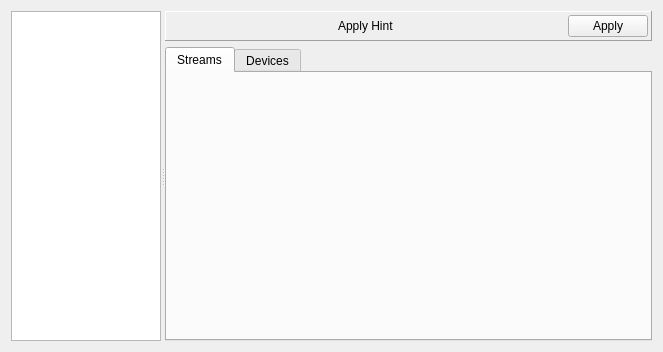
Old version of the form client/portswindow.ui in the repository pstavirs/ostinato.
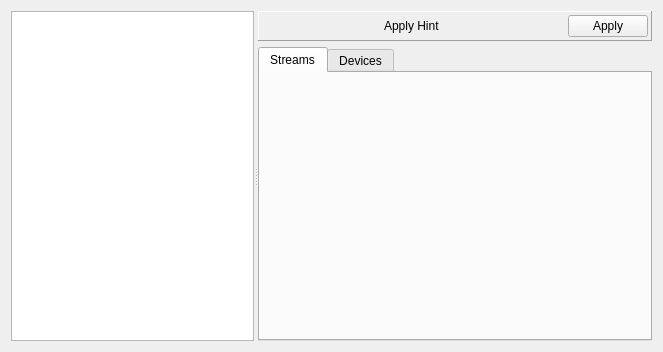
New version of the form. Icons and pictures are not drawn. Custom widgets are drawn as their Qt base class.

Commit message:
Increase default width of port list pane
The list and detail panes were currently set to 1:2, so that the list
pane is 1/3rd the width. But for some reason it is not working like I
expect it to work. Setting it 1:1 looks better.

Patch:
```diff
--- a/client/portswindow.ui
+++ b/client/portswindow.ui
@@ -39,7 +39,7 @@
      <widget class="QStackedWidget" name="swDetail">
       <property name="sizePolicy">
        <sizepolicy hsizetype="Preferred" vsizetype="Preferred">
-        <horstretch>2</horstretch>
+        <horstretch>1</horstretch>
         <verstretch>0</verstretch>
        </sizepolicy>
       </property>
```
